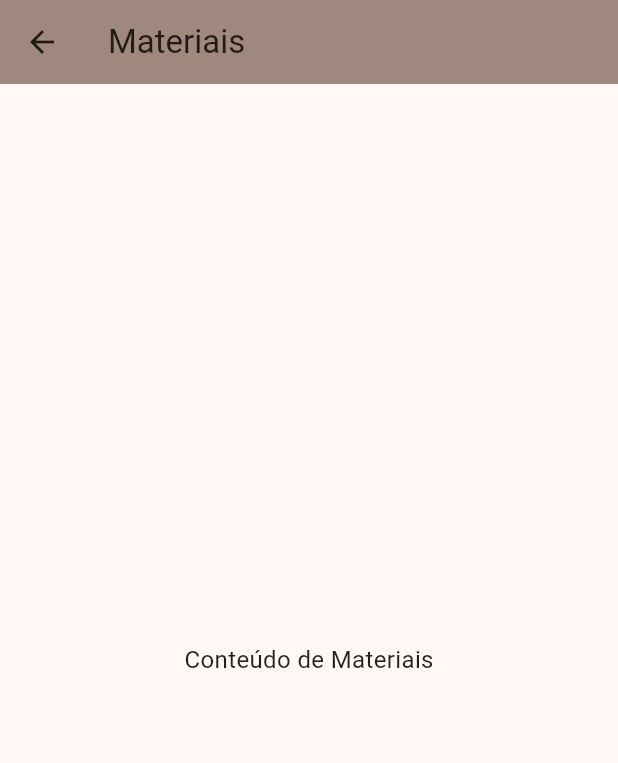
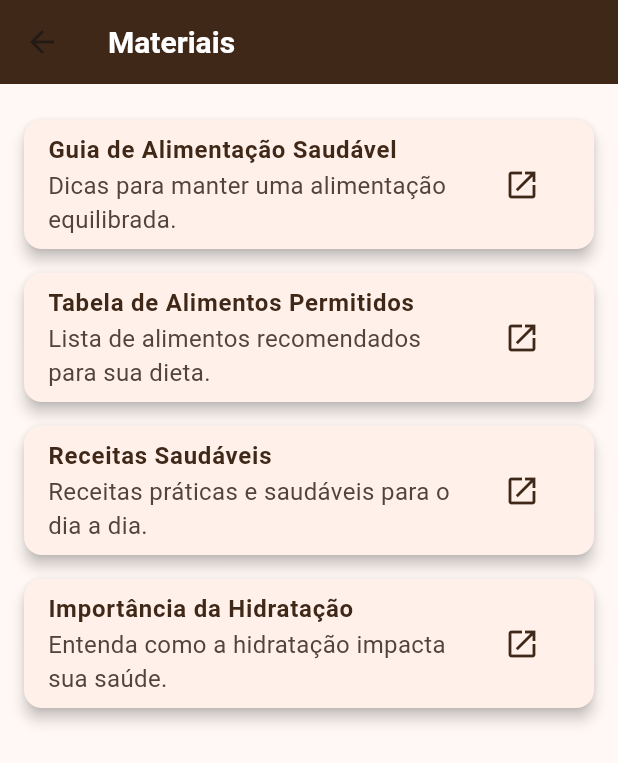
Before and after one commit to ViniAguiar1/nutrition-app, a Flutter app: the MateriaisScreen screen opened by its route, on a phone screen of 412 x 824 dp. Shown: the top 763 px of the screen. Run offline on Flutter 3.47's test engine with Material 3 defaults, Android fonts, the phone set to English and light mode, and no system bars; network calls fail.

Commit message:
feat: Add content to Materiais screen
- Implemented a list of materials provided by the nutritionist.
- Each material includes a title, description, and a link to access the content.
- Added functionality to open material links in the browser using the  package.
- Improved UI with consistent design using primary (#402819) and secondary (#dfccb2) colors.

```diff
--- a/lib/screens/materiais.dart
+++ b/lib/screens/materiais.dart
@@ -1,14 +1,80 @@
 import 'package:flutter/material.dart';
+import 'package:url_launcher/url_launcher.dart';
 
 class MateriaisScreen extends StatelessWidget {
+  final List<Map<String, String>> materiais = [
+    {
+      "title": "Guia de Alimentação Saudável",
+      "description": "Dicas para manter uma alimentação equilibrada.",
+      "link": "https://example.com/guia-alimentacao",
+    },
+    {
+      "title": "Tabela de Alimentos Permitidos",
+      "description": "Lista de alimentos recomendados para sua dieta.",
+      "link": "https://example.com/tabela-alimentos",
+    },
+    {
+      "title": "Receitas Saudáveis",
+      "description": "Receitas práticas e saudáveis para o dia a dia.",
+      "link": "https://example.com/receitas-saudaveis",
+    },
+    {
+      "title": "Importância da Hidratação",
+      "description": "Entenda como a hidratação impacta sua saúde.",
+      "link": "https://example.com/hidratacao",
+    },
+  ];
+
+  void _openMaterial(String url) async {
+    if (await canLaunch(url)) {
+      await launch(url);
+    } else {
+      throw 'Não foi possível abrir o link: $url';
+    }
+  }
+
   @override
   Widget build(BuildContext context) {
     return Scaffold(
       appBar: AppBar(
         title: Text("Materiais"),
-        backgroundColor: Colors.brown.shade300,
+        backgroundColor: Color(0xFF402819), // Primary color
+        titleTextStyle: TextStyle(
+          color: Colors.white,
+          fontSize: 20,
+          fontWeight: FontWeight.bold,
+        ),
       ),
-      body: Center(child: Text("Conteúdo de Materiais")),
+      body: Padding(
+        padding: const EdgeInsets.all(16.0),
+        child: ListView.builder(
+          itemCount: materiais.length,
+          itemBuilder: (context, index) {
+            final material = materiais[index];
+            return Card(
+              shape: RoundedRectangleBorder(
+                borderRadius: BorderRadius.circular(12.0),
+              ),
+              elevation: 4,
+              margin: const EdgeInsets.symmetric(vertical: 8.0),
+              child: ListTile(
+                title: Text(
+                  material["title"]!,
+                  style: TextStyle(
+                    fontWeight: FontWeight.bold,
+                    color: Color(0xFF402819), // Primary color
+                  ),
+                ),
+                subtitle: Text(material["description"]!),
+                trailing: IconButton(
+                  icon: Icon(Icons.open_in_new, color: Color(0xFF402819)),
+                  onPressed: () => _openMaterial(material["link"]!),
+                ),
+              ),
+            );
+          },
+        ),
+      ),
     );
   }
 }
```
